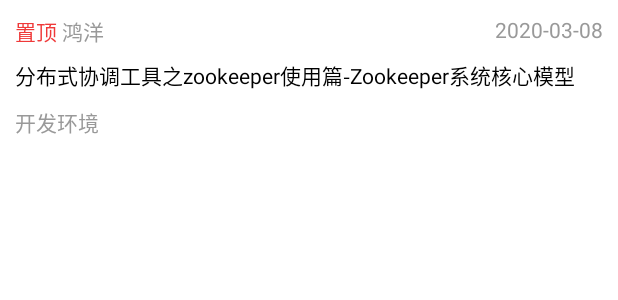
After one commit to yang961226/Spacecraft, an Android app: the layout layout_article.xml on its own in the app's theme, with its tools: preview values and no code run, on a phone screen of 412 x 824 dp. The commit adds this screen. Shown: the top 300 px of the screen. Run offline under Robolectric (Android 15) with nearby library versions, the phone set to English and light mode, and no system bars.

Commit message:
实现基础文章列表加载功能

```diff
--- /dev/null
+++ b/app/home/src/main/res/layout/layout_article.xml
@@ -0,0 +1,60 @@
+<?xml version="1.0" encoding="utf-8"?>
+<RelativeLayout xmlns:android="http://schemas.android.com/apk/res/android"
+    xmlns:tools="http://schemas.android.com/tools"
+    android:id="@+id/rl_root"
+    android:layout_width="match_parent"
+    android:layout_height="wrap_content"
+    android:padding="10dp">
+
+    <TextView
+        android:id="@+id/tvTag"
+        android:layout_width="wrap_content"
+        android:layout_height="wrap_content"
+        android:textColor="#EF3939"
+        tools:text="置顶 " />
+
+    <TextView
+        android:id="@+id/tvAuthor"
+        android:layout_width="wrap_content"
+        android:layout_height="wrap_content"
+        android:layout_toRightOf="@+id/tvTag"
+        android:textColor="#999999"
+        tools:text="鸿洋" />
+
+    <TextView
+        android:id="@+id/tv_date"
+        android:layout_width="wrap_content"
+        android:layout_height="wrap_content"
+        android:layout_alignParentRight="true"
+        android:textColor="#999999"
+        tools:text="2020-03-08" />
+
+    <TextView
+        android:id="@+id/tvTitle"
+        android:layout_width="wrap_content"
+        android:layout_height="wrap_content"
+        android:layout_below="@+id/tv_date"
+        android:layout_marginTop="10dp"
+        android:maxLines="3"
+        android:textColor="@color/black"
+        tools:text="分布式协调工具之zookeeper使用篇-Zookeeper系统核心模型" />
+
+    <TextView
+        android:id="@+id/tv_chapter_name"
+        android:layout_width="wrap_content"
+        android:layout_height="wrap_content"
+        android:layout_below="@+id/tvTitle"
+        android:layout_marginTop="10dp"
+        android:textColor="#999999"
+        tools:text="开发环境" />
+
+    <ImageView
+        android:id="@+id/iv_collect"
+        android:layout_width="30dp"
+        android:layout_height="30dp"
+        android:layout_alignTop="@+id/tv_chapter_name"
+        android:layout_alignParentRight="true"
+        android:padding="5dp" />
+
+
+</RelativeLayout>
```
Also changed, not shown: app/common/src/main/java/com/sundayting/com/common/WanAppService.kt (+9 -0 lines), app/common/src/main/java/com/sundayting/com/common/bean/ArticleBean.kt (added, +50 -0 lines), app/common/src/main/java/com/sundayting/com/common/bean/ArticleListBean.kt (added, +12 -0 lines), app/home/src/main/java/com/sundayting/com/home/HomeFragment.kt (+43 -0 lines), app/home/src/main/java/com/sundayting/com/home/HomeViewModel.kt (+38 -4 lines), app/home/src/main/java/com/sundayting/com/home/article/ArticleAdapter.kt (added, +53 -0 lines), app/home/src/main/java/com/sundayting/com/home/article/ArticleRemoteResource.kt (added, +12 -0 lines), app/home/src/main/java/com/sundayting/com/home/article/ArticleRepository.kt (added, +11 -0 lines), app/home/src/main/java/com/sundayting/com/home/di/DiffModule.kt (added, +31 -0 lines), app/home/src/main/res/layout/fragment_home.xml (+8 -0 lines), app/home/src/main/res/drawable-xxhdpi/_collect.png (added), app/home/src/main/res/drawable-xxhdpi/un_collect.png (added).
